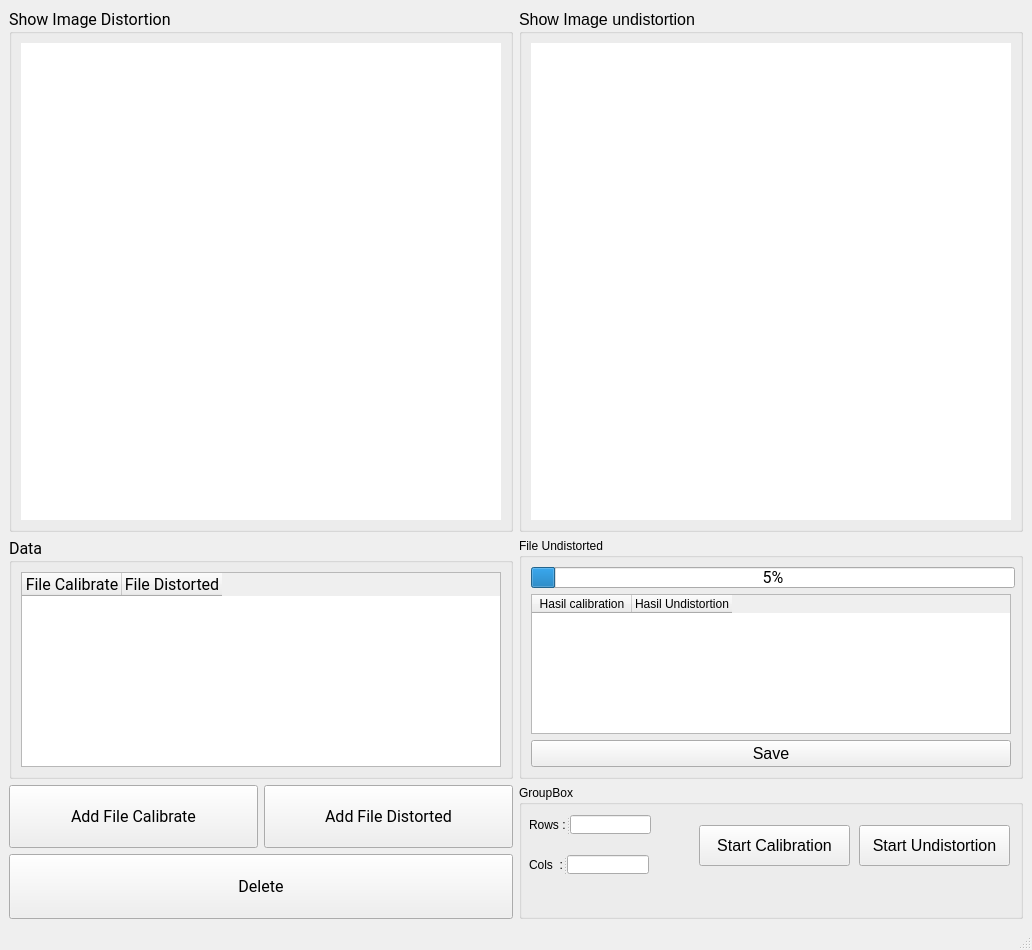
Above: GUI_TA.ui from YapZanan/MayaTugasAkhir before the change. Below: the same form after it.
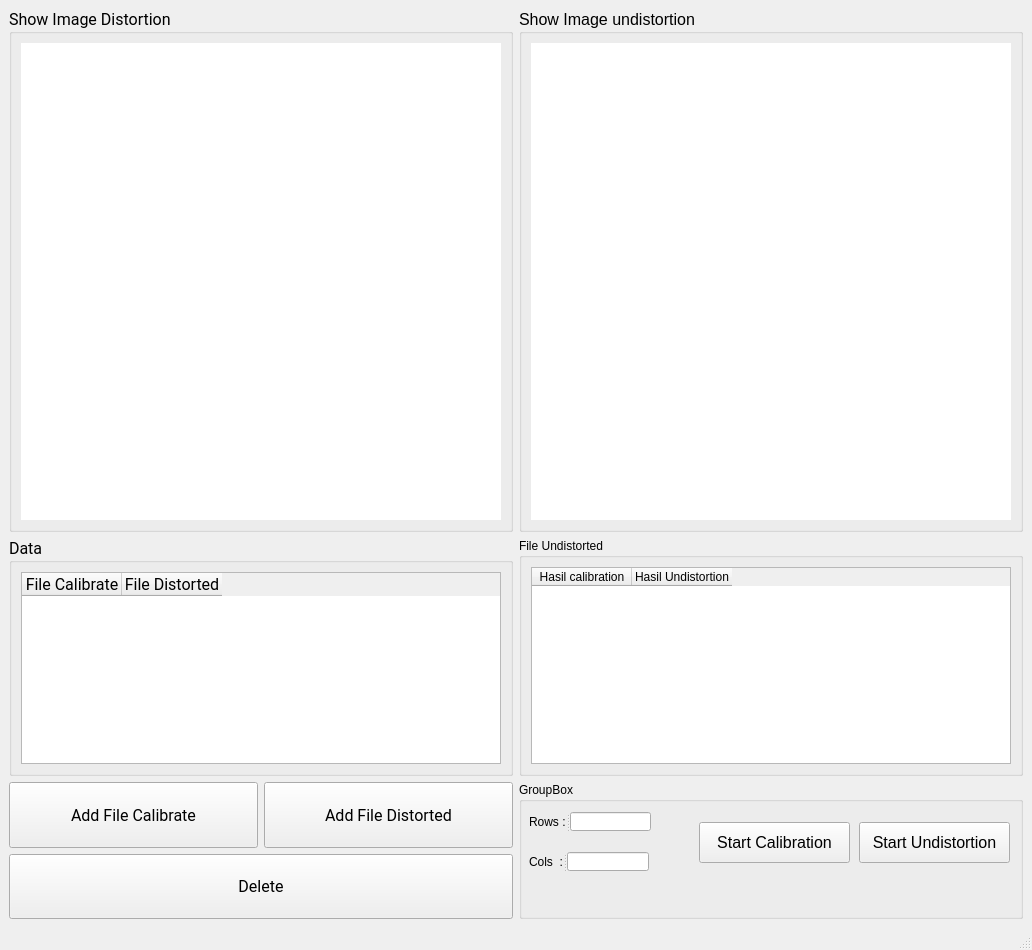
That is the form after the change.

What changed in the file:
```diff
--- a/GUI_TA.ui
+++ b/GUI_TA.ui
@@ -164,31 +164,6 @@
        <string>File Undistorted</string>
       </property>
       <layout class="QVBoxLayout" name="verticalLayout_2">
-       <item>
-        <widget class="QProgressBar" name="progressBar_Progress">
-         <property name="sizePolicy">
-          <sizepolicy hsizetype="Expanding" vsizetype="Expanding">
-           <horstretch>0</horstretch>
-           <verstretch>0</verstretch>
-          </sizepolicy>
-         </property>
-         <property name="minimumSize">
-          <size>
-           <width>484</width>
-           <height>21</height>
-          </size>
-         </property>
-         <property name="font">
-          <font>
-           <family>Roboto</family>
-           <pointsize>12</pointsize>
-          </font>
-         </property>
-         <property name="value">
-          <number>5</number>
-         </property>
-        </widget>
-       </item>
        <item>
         <widget class="QTableWidget" name="tableWidget_File_Undistortion">
          <column>
@@ -203,24 +178,6 @@
          </column>
         </widget>
        </item>
-       <item>
-        <widget class="QPushButton" name="pushButton_Save">
-         <property name="sizePolicy">
-          <sizepolicy hsizetype="Expanding" vsizetype="Fixed">
-           <horstretch>0</horstretch>
-           <verstretch>0</verstretch>
-          </sizepolicy>
-         </property>
-         <property name="font">
-          <font>
-           <pointsize>12</pointsize>
-          </font>
-         </property>
-         <property name="text">
-          <string>Save</string>
-         </property>
-        </widget>
-       </item>
       </layout>
      </widget>
     </item>
```
